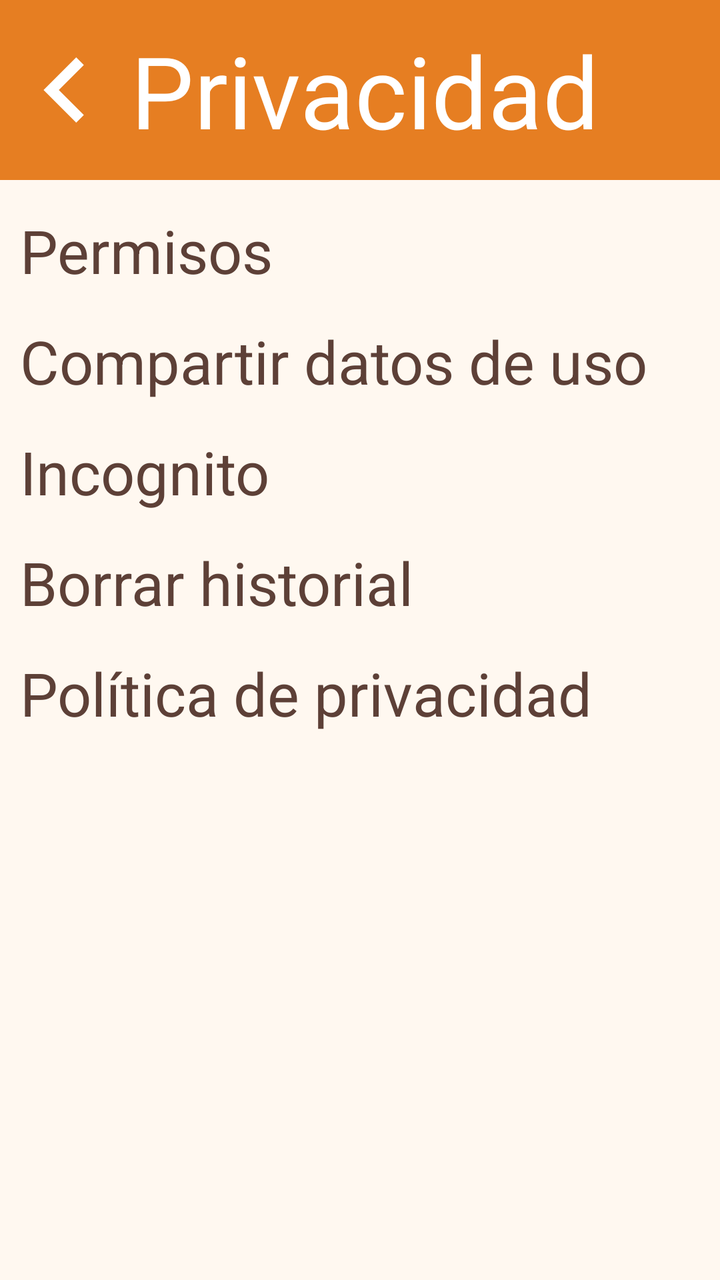
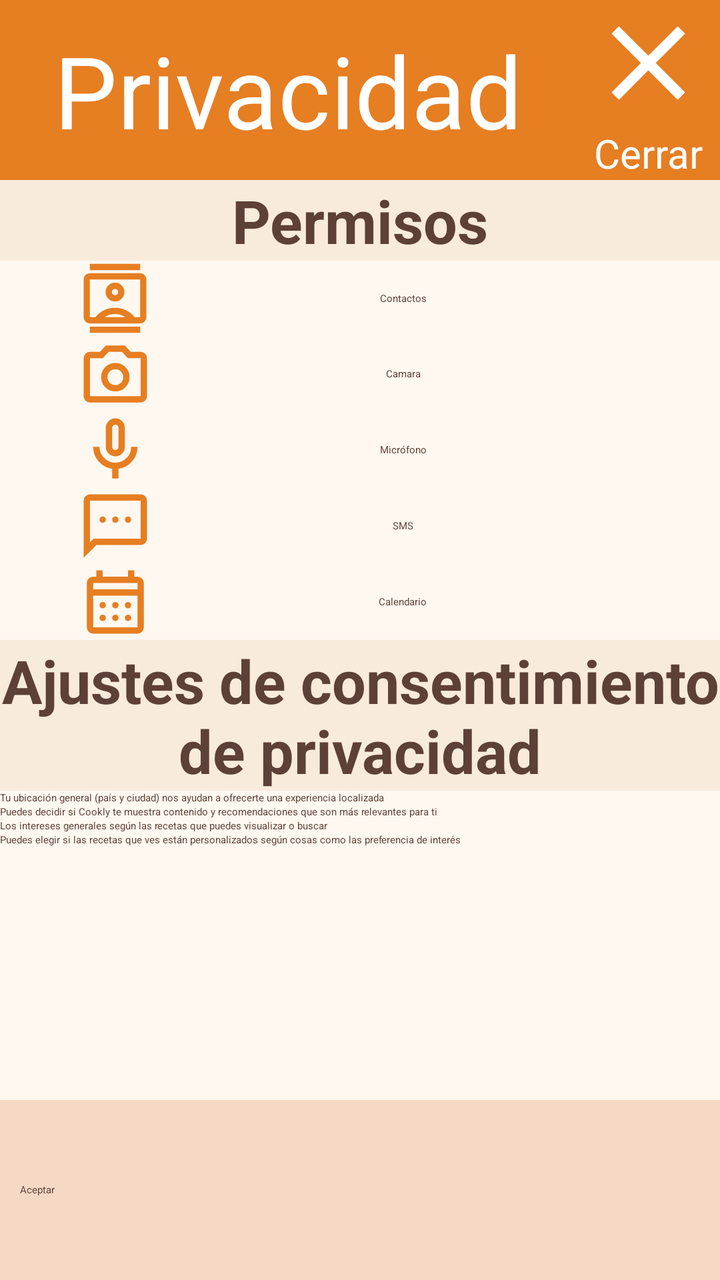

Screens rendered from an Android XML layout before and after an edit, with the pre-edit source and the edit as a unified diff.
<!-- AndroidManifest.xml: application theme Theme.Activitat_05 -->
<!-- res/layout/activity_option_privacy.xml -->
<?xml version="1.0" encoding="utf-8"?>
<androidx.constraintlayout.widget.ConstraintLayout xmlns:android="http://schemas.android.com/apk/res/android"
    xmlns:app="http://schemas.android.com/apk/res-auto"
    xmlns:tools="http://schemas.android.com/tools"
    android:id="@+id/main"
    android:layout_width="match_parent"
    android:layout_height="match_parent"
    tools:context=".OptionPrivacyActivity">

    <LinearLayout
        android:id="@+id/aOSTitle"
        android:layout_width="match_parent"
        android:layout_height="90dp"
        app:layout_constraintTop_toTopOf="parent"
        app:layout_constraintBottom_toTopOf="@+id/aOSBody"
        android:gravity="center"
        android:background="?attr/headerLink">

        <ImageView
            android:id="@+id/aOPBack"
            android:layout_width="0dp"
            android:layout_height="match_parent"
            android:src="@drawable/back_24dp"
            android:layout_weight="0.2"/>
        <TextView
            android:layout_width="0dp"
            android:layout_height="wrap_content"
            android:text="@string/opcionPrivacidad"
            android:textSize="50sp"
            android:layout_weight="0.9"
            android:textColor="?attr/headerText"/>
    </LinearLayout>

    <LinearLayout
        android:layout_width="match_parent"
        android:layout_height="0dp"
        android:id="@+id/aOSBody"
        app:layout_constraintTop_toBottomOf="@+id/aOSTitle"
        app:layout_constraintBottom_toBottomOf="parent"
        android:orientation="vertical"
        android:background="?attr/body"
        android:paddingStart="10dp"
        android:paddingTop="15dp">

        <LinearLayout
            android:layout_width="match_parent"
            android:layout_height="wrap_content"
            android:layout_marginBottom="15dp">

            <TextView
                android:layout_width="match_parent"
                android:layout_height="wrap_content"
                android:text="Permisos"
                android:textSize="30sp"/>
        </LinearLayout>

        <LinearLayout
            android:layout_width="match_parent"
            android:layout_height="wrap_content"
            android:layout_marginBottom="15dp">

            <TextView
                android:layout_width="match_parent"
                android:layout_height="wrap_content"
                android:text="Compartir datos de uso"
                android:textSize="30sp"/>
        </LinearLayout>

        <LinearLayout
            android:layout_width="match_parent"
            android:layout_height="wrap_content"
            android:layout_marginBottom="15dp">

            <TextView
                android:layout_width="match_parent"
                android:layout_height="wrap_content"
                android:text="Incognito"
                android:textSize="30sp"/>
        </LinearLayout>

        <LinearLayout
            android:layout_width="match_parent"
            android:layout_height="wrap_content"
            android:layout_marginBottom="15dp">

            <TextView
                android:layout_width="match_parent"
                android:layout_height="wrap_content"
                android:text="Borrar historial"
                android:textSize="30sp"/>
        </LinearLayout>

        <LinearLayout
            android:layout_width="match_parent"
            android:layout_height="wrap_content"
            android:layout_marginBottom="15dp">

            <TextView
                android:layout_width="match_parent"
                android:layout_height="wrap_content"
                android:text="Política de privacidad"
                android:textSize="30sp"/>
        </LinearLayout>
    </LinearLayout>

</androidx.constraintlayout.widget.ConstraintLayout>
<!-- resources referenced by this layout -->
<resources>
  <!-- drawable back_24dp (drawable) -->
  <vector xmlns:android="http://schemas.android.com/apk/res/android"
      android:width="24dp"
      android:height="24dp"
      android:viewportWidth="960"
      android:viewportHeight="960">
    <path
        android:pathData="M560,720 L320,480l240,-240 56,56 -184,184 184,184 -56,56Z"
        android:fillColor="#FFFFFF"/>
  </vector>
  <!-- unchanged entries left out for length: 11 -->
</resources>

<!-- the commit's change to res/layout/activity_option_privacy.xml (unified diff, before → after) -->
@@ -8,99 +8,335 @@
     tools:context=".OptionPrivacyActivity">
 
     <LinearLayout
-        android:id="@+id/aOSTitle"
+        android:id="@+id/aOPrTitle"
         android:layout_width="match_parent"
         android:layout_height="90dp"
         app:layout_constraintTop_toTopOf="parent"
-        app:layout_constraintBottom_toTopOf="@+id/aOSBody"
+        app:layout_constraintBottom_toTopOf="@+id/aOPrBody"
         android:gravity="center"
         android:background="?attr/headerLink">
 
-        <ImageView
-            android:id="@+id/aOPBack"
+        <TextView
             android:layout_width="0dp"
             android:layout_height="match_parent"
-            android:src="@drawable/back_24dp"
-            android:layout_weight="0.2"/>
-        <TextView
-            android:layout_width="0dp"
-            android:layout_height="wrap_content"
             android:text="@string/opcionPrivacidad"
             android:textSize="50sp"
-            android:layout_weight="0.9"
-            android:textColor="?attr/headerText"/>
+            android:layout_weight="0.8"
+            android:textColor="?attr/headerText"
+            android:gravity="center"/>
+        <LinearLayout
+            android:id="@+id/aOPrClose"
+            android:layout_width="0dp"
+            android:layout_height="match_parent"
+            android:orientation="vertical"
+            android:layout_weight="0.2">
+
+            <ImageView
+                android:layout_width="match_parent"
+                android:layout_height="0dp"
+                android:src="@drawable/close_24dp"
+                android:layout_weight="0.7"/>
+            <TextView
+                android:layout_width="match_parent"
+                android:layout_height="0dp"
+                android:text="Cerrar"
+                android:textSize="20sp"
+                android:textColor="?attr/headerText"
+                android:layout_weight="0.3"
+                android:gravity="center"/>
+        </LinearLayout>
     </LinearLayout>
 
     <LinearLayout
+        android:id="@+id/aOPrBody"
         android:layout_width="match_parent"
         android:layout_height="0dp"
-        android:id="@+id/aOSBody"
-        app:layout_constraintTop_toBottomOf="@+id/aOSTitle"
-        app:layout_constraintBottom_toBottomOf="parent"
+        app:layout_constraintTop_toBottomOf="@+id/aOPrTitle"
+        app:layout_constraintBottom_toTopOf="@+id/aOPrFooter"
         android:orientation="vertical"
-        android:background="?attr/body"
-        android:paddingStart="10dp"
-        android:paddingTop="15dp">
+        android:background="?attr/body">
 
         <LinearLayout
             android:layout_width="match_parent"
-            android:layout_height="wrap_content"
-            android:layout_marginBottom="15dp">
+            android:layout_height="0dp"
+            android:layout_weight="1"
+            android:orientation="vertical">
 
             <TextView
                 android:layout_width="match_parent"
                 android:layout_height="wrap_content"
                 android:text="Permisos"
-                android:textSize="30sp"/>
+                android:textSize="30sp"
+                android:textStyle="bold"
+                android:background="?attr/subHeader"
+                android:gravity="center"/>
+            <LinearLayout
+                android:layout_width="match_parent"
+                android:layout_height="0dp"
+                android:layout_weight="1"
+                android:orientation="vertical">
+
+                <LinearLayout
+                    android:layout_width="match_parent"
+                    android:layout_height="0dp"
+                    android:orientation="horizontal"
+                    android:layout_weight="1">
+
+                    <LinearLayout
+                        android:layout_width="0dp"
+                        android:layout_height="match_parent"
+                        android:layout_weight="0.8"
+                        android:orientation="horizontal">
+
+                        <ImageView
+                            android:layout_width="0dp"
+                            android:layout_height="match_parent"
+                            android:layout_weight="0.4"
+                            android:src="@drawable/contacts_24dp"/>
+                        <TextView
+                            android:layout_width="0dp"
+                            android:layout_height="match_parent"
+                            android:text="Contactos"
+                            android:layout_weight="0.6"
+                            android:gravity="center"/>
+                    </LinearLayout>
+
+                    <com.google.android.material.materialswitch.MaterialSwitch
+                        android:layout_width="0dp"
+                        android:layout_height="match_parent"
+                        android:checked="true"
+                        android:layout_weight="0.2"/>
+                </LinearLayout>
+                <LinearLayout
+                    android:layout_width="match_parent"
+                    android:layout_height="0dp"
+                    android:orientation="horizontal"
+                    android:layout_weight="1">
+
+                    <LinearLayout
+                        android:layout_width="0dp"
+                        android:layout_height="match_parent"
+                        android:layout_weight="0.8"
+                        android:orientation="horizontal">
+
+                        <ImageView
+                            android:layout_width="0dp"
+                            android:layout_height="match_parent"
+                            android:src="@drawable/camera_24dp"
+                            android:layout_weight="0.4"/>
+                        <TextView
+                            android:layout_width="0dp"
+                            android:layout_height="match_parent"
+                            android:text="Camara"
+                            android:layout_weight="0.6"
+                            android:gravity="center"/>
+                    </LinearLayout>
+                    <com.google.android.material.materialswitch.MaterialSwitch
+                        android:layout_width="0dp"
+                        android:layout_height="match_parent"
+                        android:checked="true"
+                        android:layout_weight="0.2"/>
+                </LinearLayout>
+                <LinearLayout
+                    android:layout_width="match_parent"
+                    android:layout_height="0dp"
+                    android:orientation="horizontal"
+                    android:layout_weight="1">
+
+                    <LinearLayout
+                        android:layout_width="0dp"
+                        android:layout_height="match_parent"
+                        android:layout_weight="0.8"
+                        android:orientation="horizontal">
+
+                        <ImageView
+                            android:layout_width="0dp"
+                            android:layout_height="match_parent"
+                            android:src="@drawable/mic_24dp"
+                            android:layout_weight="0.4"/>
+                        <TextView
+                            android:layout_width="0dp"
+                            android:layout_height="match_parent"
+                            android:text="Micrófono"
+                            android:layout_weight="0.6"
+                            android:gravity="center"/>
+                    </LinearLayout>
+                    <com.google.android.material.materialswitch.MaterialSwitch
+                        android:layout_width="0dp"
+                        android:layout_height="match_parent"
+                        android:checked="true"
+                        android:layout_weight="0.2"/>
+                </LinearLayout>
+                <LinearLayout
+                    android:layout_width="match_parent"
+                    android:layout_height="0dp"
+                    android:orientation="horizontal"
+                    android:layout_weight="1">
+
+                    <LinearLayout
+                        android:layout_width="0dp"
+                        android:layout_height="match_parent"
+                        android:layout_weight="0.8"
+                        android:orientation="horizontal">
+
+                        <ImageView
+                            android:layout_width="0dp"
+                            android:layout_height="match_parent"
+                            android:src="@drawable/sms_24dp"
+                            android:layout_weight="0.4"/>
+                        <TextView
+                            android:layout_width="0dp"
+                            android:layout_height="match_parent"
+                            android:text="SMS"
+                            android:layout_weight="0.6"
+                            android:gravity="center"/>
+                    </LinearLayout>
+                    <com.google.android.material.materialswitch.MaterialSwitch
+                        android:layout_width="0dp"
+                        android:layout_height="match_parent"
+                        android:checked="true"
+                        android:layout_weight="0.2"/>
+                </LinearLayout>
+                <LinearLayout
+                    android:layout_width="match_parent"
+                    android:layout_height="0dp"
+                    android:orientation="horizontal"
+                    android:layout_weight="1">
+
+                    <LinearLayout
+                        android:layout_width="0dp"
+                        android:layout_height="match_parent"
+                        android:layout_weight="0.8"
+                        android:orientation="horizontal">
+
+                        <ImageView
+                            android:layout_width="0dp"
+                            android:layout_height="match_parent"
+                            android:src="@drawable/calendar_24dp"
+                            android:layout_weight="0.4"/>
+                        <TextView
+                            android:layout_width="0dp"
+                            android:layout_height="match_parent"
+                            android:text="Calendario"
+                            android:layout_weight="0.6"
+                            android:gravity="center"/>
+                    </LinearLayout>
+                    <com.google.android.material.materialswitch.MaterialSwitch
+                        android:layout_width="0dp"
+                        android:layout_height="match_parent"
+                        android:checked="true"
+                        android:layout_weight="0.2"/>
+                </LinearLayout>
+            </LinearLayout>
         </LinearLayout>
 
         <LinearLayout
             android:layout_width="match_parent"
-            android:layout_height="wrap_content"
-            android:layout_marginBottom="15dp">
+            android:layout_height="0dp"
+            android:layout_weight="1"
+            android:orientation="vertical">
 
             <TextView
                 android:layout_width="match_parent"
                 android:layout_height="wrap_content"
-                android:text="Compartir datos de uso"
-                android:textSize="30sp"/>
+                android:text="Ajustes de consentimiento de privacidad"
+                android:textSize="30sp"
+                android:textStyle="bold"
+                android:textColor="?attr/subHeaderText"
+                android:background="?attr/subHeader"
+                android:gravity="center"/>
+            <LinearLayout
+                android:layout_width="match_parent"
+                android:layout_height="wrap_content"
+                android:orientation="vertical">
+
+                <LinearLayout
+                    android:layout_width="match_parent"
+                    android:layout_height="0dp"
+                    android:orientation="horizontal"
+                    android:layout_weight="1">
+
+                    <TextView
+                        android:layout_width="0dp"
+                        android:layout_height="match_parent"
+                        android:layout_weight="0.8"
+                        android:text="Tu ubicación general (país y ciudad) nos ayudan a ofrecerte una experiencia localizada"/>
+                    <com.google.android.material.materialswitch.MaterialSwitch
+                        android:layout_width="0dp"
+                        android:layout_height="match_parent"
+                        android:checked="true"
+                        android:layout_weight="0.2"/>
+                </LinearLayout>
+                <LinearLayout
+                    android:layout_width="match_parent"
+                    android:layout_height="0dp"
+                    android:orientation="horizontal"
+                    android:layout_weight="1">
+
+                    <TextView
+                        android:layout_width="0dp"
+                        android:layout_height="match_parent"
+                        android:layout_weight="0.8"
+                        android:text="Puedes decidir si Cookly te muestra contenido y recomendaciones que son más relevantes para ti"/>
+                    <com.google.android.material.materialswitch.MaterialSwitch
+                        android:layout_width="0dp"
+                        android:layout_height="match_parent"
+                        android:checked="true"
+                        android:layout_weight="0.2"/>
+                </LinearLayout>
+                <LinearLayout
+                    android:layout_width="match_parent"
+                    android:layout_height="0dp"
+                    android:orientation="horizontal"
+                    android:layout_weight="1">
+
+                    <TextView
+                        android:layout_width="0dp"
+                        android:layout_height="match_parent"
+                        android:layout_weight="0.8"
+                        android:text="Los intereses generales según las recetas que puedes visualizar o buscar"/>
+                    <com.google.android.material.materialswitch.MaterialSwitch
+                        android:layout_width="0dp"
+                        android:layout_height="match_parent"
+                        android:checked="true"
+                        android:layout_weight="0.2"/>
+                </LinearLayout>
+                <LinearLayout
+                    android:layout_width="match_parent"
+                    android:layout_height="0dp"
+                    android:orientation="horizontal"
+                    android:layout_weight="1">
+
+                    <TextView
+                        android:layout_width="0dp"
+                        android:layout_height="match_parent"
+                        android:layout_weight="0.8"
+                        android:text="Puedes elegir si las recetas que ves están personalizados según cosas como las preferencia de interés"/>
+                    <com.google.android.material.materialswitch.MaterialSwitch
+                        android:layout_width="0dp"
+                        android:layout_height="match_parent"
+                        android:checked="true"
+                        android:layout_weight="0.2"/>
+                </LinearLayout>
+            </LinearLayout>
         </LinearLayout>
-
-        <LinearLayout
+    </LinearLayout>
+
+    <LinearLayout
+        android:id="@+id/aOPrFooter"
+        android:layout_width="match_parent"
+        android:layout_height="90dp"
+        app:layout_constraintTop_toBottomOf="@+id/aOPrBody"
+        app:layout_constraintBottom_toBottomOf="parent"
+        android:background="?attr/footer"
+        android:padding="10dp"
+        android:gravity="center">
+
+        <Button
+            android:id="@+id/aOPrAccept"
             android:layout_width="match_parent"
             android:layout_height="wrap_content"
-            android:layout_marginBottom="15dp">
-
-            <TextView
-                android:layout_width="match_parent"
-                android:layout_height="wrap_content"
-                android:text="Incognito"
-                android:textSize="30sp"/>
-        </LinearLayout>
-
-        <LinearLayout
-            android:layout_width="match_parent"
-            android:layout_height="wrap_content"
-            android:layout_marginBottom="15dp">
-
-            <TextView
-                android:layout_width="match_parent"
-                android:layout_height="wrap_content"
-                android:text="Borrar historial"
-                android:textSize="30sp"/>
-        </LinearLayout>
-
-        <LinearLayout
-            android:layout_width="match_parent"
-            android:layout_height="wrap_content"
-            android:layout_marginBottom="15dp">
-
-            <TextView
-                android:layout_width="match_parent"
-                android:layout_height="wrap_content"
-                android:text="Política de privacidad"
-                android:textSize="30sp"/>
-        </LinearLayout>
+            android:text="Aceptar"/>
     </LinearLayout>
 
 </androidx.constraintlayout.widget.ConstraintLayout>
<!-- resource entries referenced after the edit -->
@@ -1,14 +1,64 @@
 <!-- resources referenced by this layout -->
 <resources>
-  <!-- drawable back_24dp (drawable) -->
+  <!-- drawable calendar_24dp (drawable) -->
   <vector xmlns:android="http://schemas.android.com/apk/res/android"
       android:width="24dp"
       android:height="24dp"
       android:viewportWidth="960"
       android:viewportHeight="960">
     <path
-        android:pathData="M560,720 L320,480l240,-240 56,56 -184,184 184,184 -56,56Z"
+        android:pathData="M200,880q-33,0 -56.5,-23.5T120,800v-560q0,-33 23.5,-56.5T200,160h40v-80h80v80h320v-80h80v80h40q33,0 56.5,23.5T840,240v560q0,33 -23.5,56.5T760,880L200,880ZM200,800h560v-400L200,400v400ZM200,320h560v-80L200,240v80ZM200,320v-80,80ZM480,560q-17,0 -28.5,-11.5T440,520q0,-17 11.5,-28.5T480,480q17,0 28.5,11.5T520,520q0,17 -11.5,28.5T480,560ZM291.5,548.5Q280,537 280,520t11.5,-28.5Q303,480 320,480t28.5,11.5Q360,503 360,520t-11.5,28.5Q337,560 320,560t-28.5,-11.5ZM640,560q-17,0 -28.5,-11.5T600,520q0,-17 11.5,-28.5T640,480q17,0 28.5,11.5T680,520q0,17 -11.5,28.5T640,560ZM480,720q-17,0 -28.5,-11.5T440,680q0,-17 11.5,-28.5T480,640q17,0 28.5,11.5T520,680q0,17 -11.5,28.5T480,720ZM291.5,708.5Q280,697 280,680t11.5,-28.5Q303,640 320,640t28.5,11.5Q360,663 360,680t-11.5,28.5Q337,720 320,720t-28.5,-11.5ZM640,720q-17,0 -28.5,-11.5T600,680q0,-17 11.5,-28.5T640,640q17,0 28.5,11.5T680,680q0,17 -11.5,28.5T640,720Z"
+        android:fillColor="#E67E22"/>
+  </vector>
+  <!-- drawable camera_24dp (drawable) -->
+  <vector xmlns:android="http://schemas.android.com/apk/res/android"
+      android:width="24dp"
+      android:height="24dp"
+      android:viewportWidth="960"
+      android:viewportHeight="960">
+    <path
+        android:pathData="M480,700q75,0 127.5,-52.5T660,520q0,-75 -52.5,-127.5T480,340q-75,0 -127.5,52.5T300,520q0,75 52.5,127.5T480,700ZM480,620q-42,0 -71,-29t-29,-71q0,-42 29,-71t71,-29q42,0 71,29t29,71q0,42 -29,71t-71,29ZM160,840q-33,0 -56.5,-23.5T80,760v-480q0,-33 23.5,-56.5T160,200h126l74,-80h240l74,80h126q33,0 56.5,23.5T880,280v480q0,33 -23.5,56.5T800,840L160,840ZM160,760h640v-480L638,280l-73,-80L395,200l-73,80L160,280v480ZM480,520Z"
+        android:fillColor="#E67E22"/>
+  </vector>
+  <!-- drawable close_24dp (drawable) -->
+  <vector xmlns:android="http://schemas.android.com/apk/res/android"
+      android:width="24dp"
+      android:height="24dp"
+      android:viewportWidth="960"
+      android:viewportHeight="960">
+    <path
+        android:pathData="m256,760 l-56,-56 224,-224 -224,-224 56,-56 224,224 224,-224 56,56 -224,224 224,224 -56,56 -224,-224 -224,224Z"
         android:fillColor="#FFFFFF"/>
+  </vector>
+  <!-- drawable contacts_24dp (drawable) -->
+  <vector xmlns:android="http://schemas.android.com/apk/res/android"
+      android:width="24dp"
+      android:height="24dp"
+      android:viewportWidth="960"
+      android:viewportHeight="960">
+    <path
+        android:pathData="M160,920v-80h640v80L160,920ZM160,120v-80h640v80L160,120ZM480,520q50,0 85,-35t35,-85q0,-50 -35,-85t-85,-35q-50,0 -85,35t-35,85q0,50 35,85t85,35ZM160,800q-33,0 -56.5,-23.5T80,720v-480q0,-33 23.5,-56.5T160,160h640q33,0 56.5,23.5T880,240v480q0,33 -23.5,56.5T800,800L160,800ZM230,720q45,-56 109,-88t141,-32q77,0 141,32t109,88h70v-480L160,240v480h70ZM348,720h264q-29,-20 -62.5,-30T480,680q-36,0 -69.5,10T348,720ZM451.5,428.5Q440,417 440,400t11.5,-28.5Q463,360 480,360t28.5,11.5Q520,383 520,400t-11.5,28.5Q497,440 480,440t-28.5,-11.5ZM480,480Z"
+        android:fillColor="#E67E22"/>
+  </vector>
+  <!-- drawable mic_24dp (drawable) -->
+  <vector xmlns:android="http://schemas.android.com/apk/res/android"
+      android:width="24dp"
+      android:height="24dp"
+      android:viewportWidth="960"
+      android:viewportHeight="960">
+    <path
+        android:pathData="M395,525q-35,-35 -35,-85v-240q0,-50 35,-85t85,-35q50,0 85,35t35,85v240q0,50 -35,85t-85,35q-50,0 -85,-35ZM480,320ZM440,840v-123q-104,-14 -172,-93t-68,-184h80q0,83 58.5,141.5T480,640q83,0 141.5,-58.5T680,440h80q0,105 -68,184t-172,93v123h-80ZM508.5,468.5Q520,457 520,440v-240q0,-17 -11.5,-28.5T480,160q-17,0 -28.5,11.5T440,200v240q0,17 11.5,28.5T480,480q17,0 28.5,-11.5Z"
+        android:fillColor="#E67E22"/>
+  </vector>
+  <!-- drawable sms_24dp (drawable) -->
+  <vector xmlns:android="http://schemas.android.com/apk/res/android"
+      android:width="24dp"
+      android:height="24dp"
+      android:viewportWidth="960"
+      android:viewportHeight="960">
+    <path
+        android:pathData="M348.5,428.5Q360,417 360,400t-11.5,-28.5Q337,360 320,360t-28.5,11.5Q280,383 280,400t11.5,28.5Q303,440 320,440t28.5,-11.5ZM508.5,428.5Q520,417 520,400t-11.5,-28.5Q497,360 480,360t-28.5,11.5Q440,383 440,400t11.5,28.5Q463,440 480,440t28.5,-11.5ZM668.5,428.5Q680,417 680,400t-11.5,-28.5Q657,360 640,360t-28.5,11.5Q600,383 600,400t11.5,28.5Q623,440 640,440t28.5,-11.5ZM80,880v-720q0,-33 23.5,-56.5T160,80h640q33,0 56.5,23.5T880,160v480q0,33 -23.5,56.5T800,720L240,720L80,880ZM206,640h594v-480L160,160v525l46,-45ZM160,640v-480,480Z"
+        android:fillColor="#E67E22"/>
   </vector>
   <!-- unchanged entries left out for length: 11 -->
 </resources>
